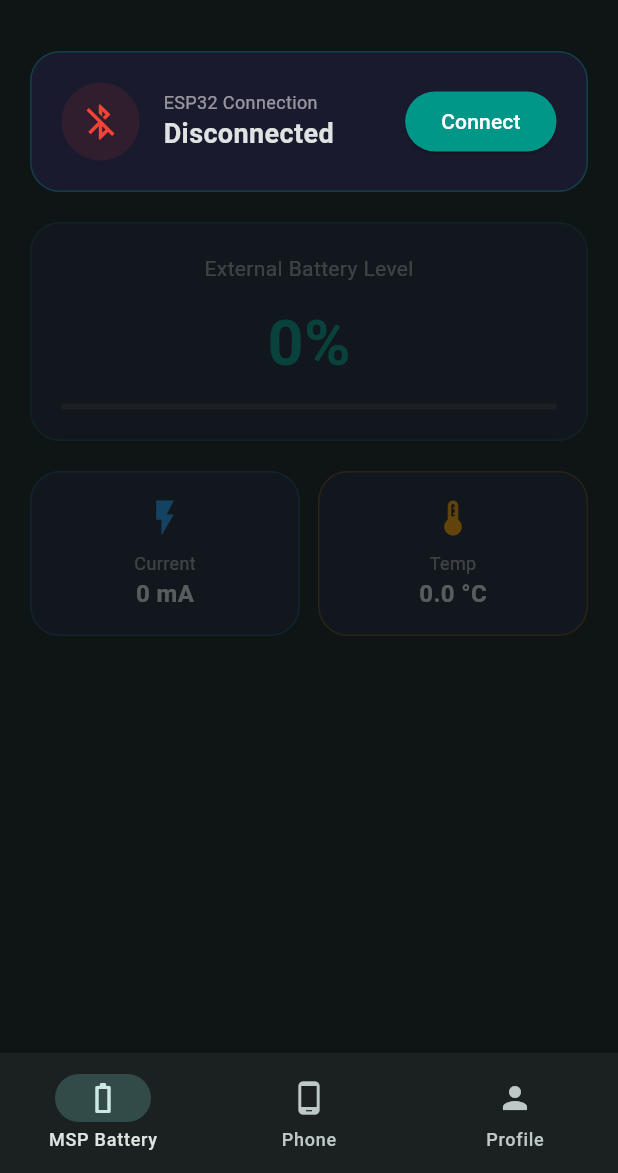
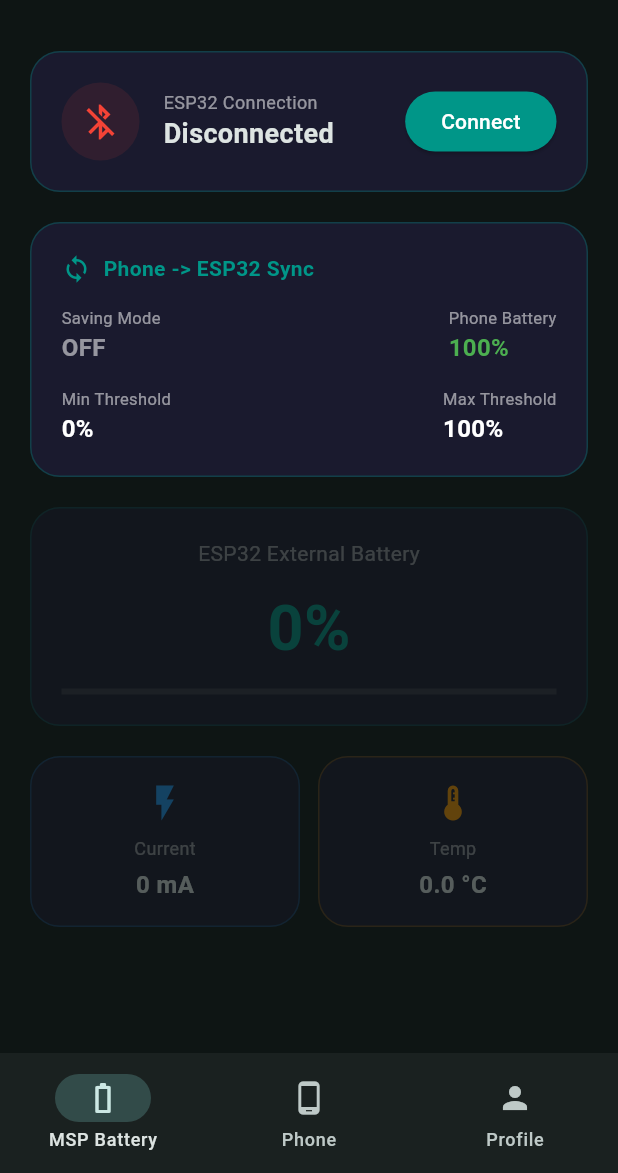
Before and after one commit to z4pp4l4/Smart-Charger-MSP432, a Flutter app: the MyHomePage screen opened directly with empty values, on a phone screen of 412 x 824 dp, the part 63-1236 px from its top. Run offline on Flutter 3.47's test engine with Material 3 defaults, Android fonts, the phone set to English and light mode, and no system bars; our stand-ins replace battery_plus, device_info_plus, flutter_blue_plus, permission_handler, shared_preferences; missing offline and left inert: app_settings; accounts and stored records are empty.

Commit message:
added the saving mode ft to be included in communication pattern

```diff
--- a/android-app/lib/views/pages/esp_page.dart
+++ b/android-app/lib/views/pages/esp_page.dart
@@ -38,6 +38,7 @@ class _EspPageState extends State<EspPage> {
 
   // Phone Data
   int phoneBatteryLevel = 0;
+  String? lastSyncPayload;
 
   // ESP32 Data (Live)
   int extBatteryLevel = 0;
@@ -59,7 +60,7 @@ class _EspPageState extends State<EspPage> {
       if (!isConnected) _checkAlreadyConnectedDevices();
     });
 
-    _heartbeatTimer = Timer.periodic(const Duration(seconds: 30), (timer) {
+    _heartbeatTimer = Timer.periodic(const Duration(seconds: 15), (timer) {
       if (isConnected) _sendDataToESP32();
     });
   }
@@ -114,6 +115,9 @@ class _EspPageState extends State<EspPage> {
     try {
       String payload = "${widget.profile.savingMode ? "1" : "0"}:${widget.profile.minThreshold}:${widget.profile.maxThreshold}:$phoneBatteryLevel";
       await settingsCharacteristic!.write(utf8.encode(payload), withoutResponse: false);
+      setState(() {
+        lastSyncPayload = payload;
+      });
       debugPrint("Sent Sync: $payload");
     } catch (e) {
       debugPrint("Send Error: $e");
@@ -146,7 +150,6 @@ class _EspPageState extends State<EspPage> {
         }
       }
 
-      // ✅ SAFETY CHECK
       if (settingsCharacteristic == null) {
         debugPrint("ERROR: settingsCharacteristic not found");
       }
@@ -295,24 +298,15 @@ class _EspPageState extends State<EspPage> {
     try {
       _scanSubscription?.cancel();
       _scanSubscription = FlutterBluePlus.scanResults.listen((results) {
-
-        // ✅ DEBUG VISIBILITY
-        for (var r in results) {
-          debugPrint("Found: ${r.device.platformName} | ${r.advertisementData.localName} | RSSI: ${r.rssi}");
-        }
-
         if (mounted) {
           setState(() {
             results.sort((a, b) {
               final aName = (a.device.platformName + a.advertisementData.localName).toLowerCase();
               final bName = (b.device.platformName + b.advertisementData.localName).toLowerCase();
-
               if (aName.contains("esp32")) return -1;
               if (bName.contains("esp32")) return 1;
-
               return b.rssi.compareTo(a.rssi);
             });
-
             scanResults = results.where((r) {
               final name = (r.device.platformName + r.advertisementData.localName).toLowerCase();
               return name.contains("esp32");
@@ -383,6 +377,44 @@ class _EspPageState extends State<EspPage> {
             ),
           ),
           const SizedBox(height: 20),
+
+          // --- App -> ESP32 Data ---
+          _buildCard(
+            child: Column(
+              crossAxisAlignment: CrossAxisAlignment.start,
+              children: [
+                const Row(
+                  children: [
+                    Icon(Icons.sync, color: Colors.teal, size: 20),
+                    SizedBox(width: 8),
+                    Text("Phone -> ESP32 Sync", style: TextStyle(color: Colors.teal, fontWeight: FontWeight.bold)),
+                  ],
+                ),
+                const SizedBox(height: 15),
+                Row(
+                  mainAxisAlignment: MainAxisAlignment.spaceBetween,
+                  children: [
+                    _syncItem("Saving Mode", widget.profile.savingMode ? "ON" : "OFF", widget.profile.savingMode ? Colors.orange : Colors.white54),
+                    _syncItem("Phone Battery", "$phoneBatteryLevel%", Colors.green),
+                  ],
+                ),
+                const SizedBox(height: 15),
+                Row(
+                  mainAxisAlignment: MainAxisAlignment.spaceBetween,
+                  children: [
+                    _syncItem("Min Threshold", widget.profile.savingMode ? "${widget.profile.minThreshold}%" : "0%", Colors.white),
+                    _syncItem("Max Threshold", widget.profile.savingMode ? "${widget.profile.maxThreshold}%" : "100%", Colors.white),
+                  ],
+                ),
+                if (lastSyncPayload != null) ...[
+                  const Divider(color: Colors.white10, height: 20),
+                  Text("Last Payload: $lastSyncPayload", style: const TextStyle(color: Colors.white24, fontSize: 10, fontFamily: 'monospace')),
+                ]
+              ],
+            ),
+          ),
+          const SizedBox(height: 20),
+
           AnimatedOpacity(
             opacity: isConnected ? 1.0 : 0.35,
             duration: const Duration(milliseconds: 300),
@@ -393,7 +425,7 @@ class _EspPageState extends State<EspPage> {
                   _buildCard(
                     child: Column(
                       children: [
-                        const Text("External Battery Level", style: TextStyle(color: Colors.white54)),
+                        const Text("ESP32 External Battery", style: TextStyle(color: Colors.white54)),
                         const SizedBox(height: 10),
                         Text("$extBatteryLevel%", style: const TextStyle(fontSize: 42, fontWeight: FontWeight.bold, color: Colors.teal)),
                         const SizedBox(height: 10),
@@ -422,8 +454,19 @@ class _EspPageState extends State<EspPage> {
     );
   }
 
+  Widget _syncItem(String label, String value, Color valueColor) {
+    return Column(
+      crossAxisAlignment: CrossAxisAlignment.start,
+      children: [
+        Text(label, style: const TextStyle(color: Colors.white54, fontSize: 11)),
+        Text(value, style: TextStyle(color: valueColor, fontSize: 16, fontWeight: FontWeight.bold)),
+      ],
+    );
+  }
+
   Widget _buildCard({required Widget child}) {
     return Container(
+      width: double.infinity,
       padding: const EdgeInsets.all(20),
       decoration: BoxDecoration(
         color: const Color(0xFF1A1A2E),
@@ -447,6 +490,7 @@ class _EspPageState extends State<EspPage> {
           Icon(icon, color: color, size: 28),
           const SizedBox(height: 8),
           Text(label, style: const TextStyle(color: Colors.white54, fontSize: 12)),
+          const SizedBox(height: 4),
           Text(value, style: const TextStyle(fontSize: 16, fontWeight: FontWeight.bold)),
         ],
       ),
```
Also changed, not shown: 3 other files.
